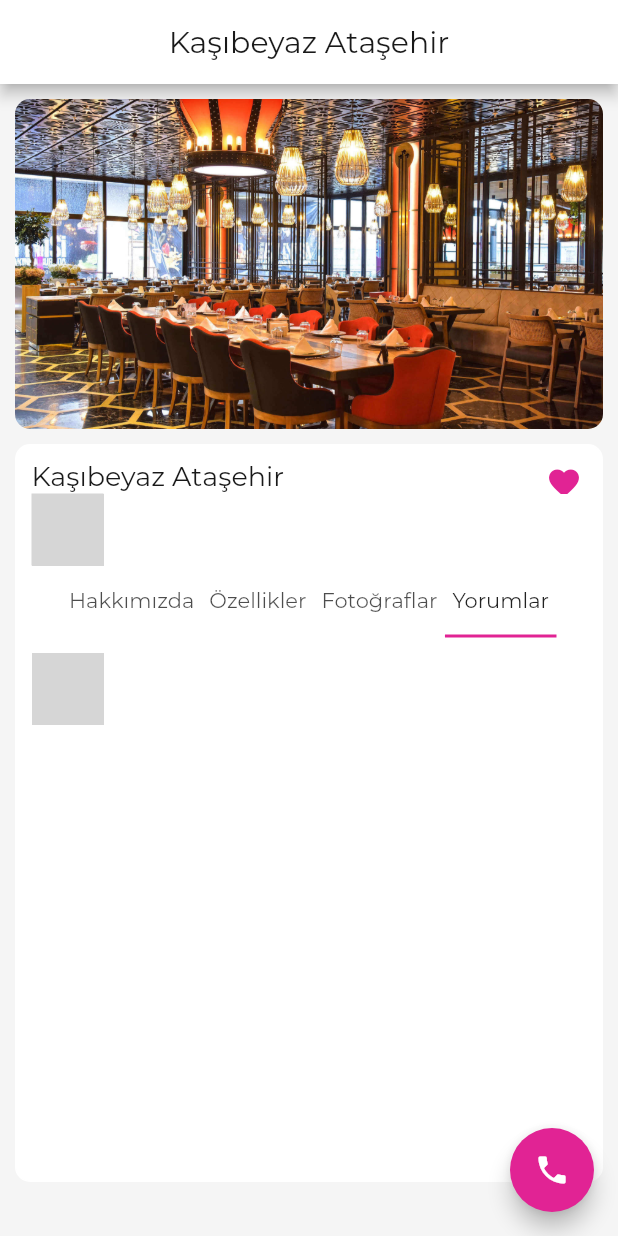
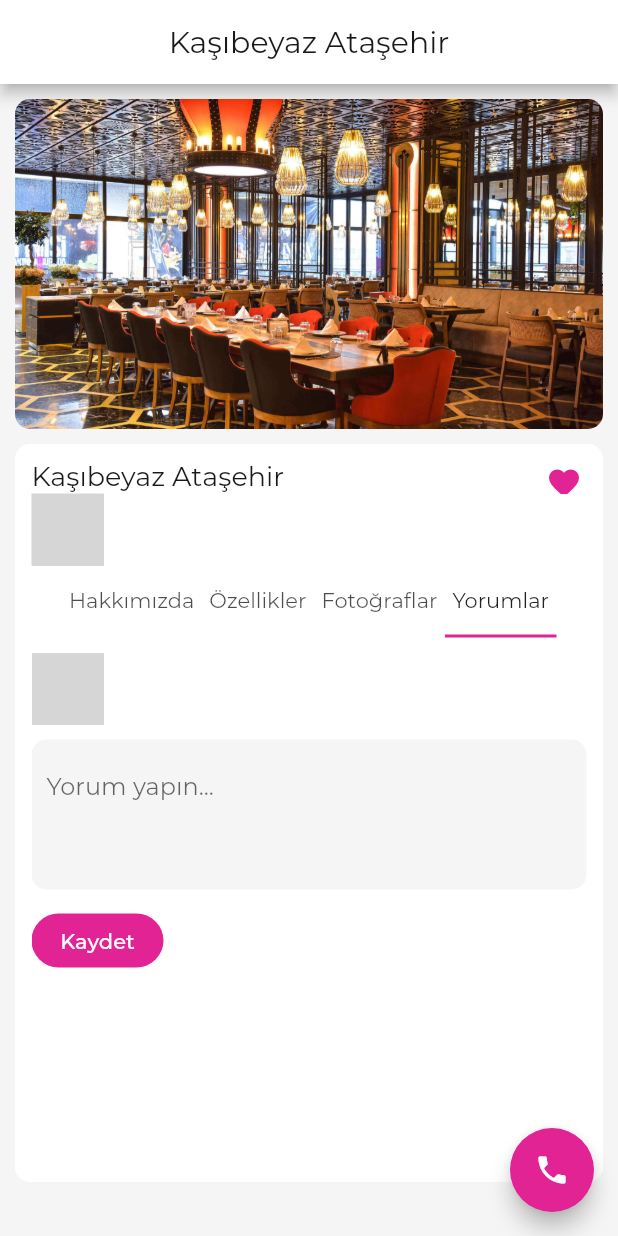
Before and after one commit to emrahyurtlu/cocukla, a Flutter app: the screen it shows after launch, tab 4 chosen, on a phone screen of 412 x 824 dp. Run offline on Flutter 3.47's test engine with Material 2 defaults, Android fonts, the phone set to English and light mode, and no system bars; our stand-ins replace flutter_rating_bar, flutter_swiper, geolocator, google_maps_flutter; project files that could hold a hidden picture were left out; grey boxes are pictures that could not be loaded.

Commit message:
Textarea and submit button is done.

```diff
--- a/lib/main.dart
+++ b/lib/main.dart
@@ -48,9 +48,8 @@ class _CocuklaAppState extends State<CocuklaApp> {
           PhotoModel(imageLink: "assets/images/temp/kasibeyaz_atasehir.jpg"),
           PhotoModel(imageLink: "assets/images/temp/gha_3325.jpg"),
           PhotoModel(imageLink: "assets/images/temp/gha_3336.jpg"),
-          PhotoModel(imageLink: "assets/images/temp/gha_3371.jpg"),
-          PhotoModel(imageLink: "assets/images/temp/gha_3512.jpg"),
-          PhotoModel(imageLink: "assets/images/temp/gha_3606.jpg"),
+          PhotoModel(imageLink: "assets/images/temp/gha_3499.jpg"),
+          PhotoModel(imageLink: "assets/images/temp/gha_3612.jpg"),
         ],
         properties: [
           PropertyModel(
--- a/lib/screens/product_detail.dart
+++ b/lib/screens/product_detail.dart
@@ -4,6 +4,7 @@ import 'package:cocukla/models/product_model.dart';
 import 'package:cocukla/ui/app_color.dart';
 import 'package:cocukla/utilities/dimension_utility.dart';
 import 'package:flutter/material.dart';
+import 'package:flutter/services.dart';
 import 'package:flutter_rating_bar/flutter_rating_bar.dart';
 import 'package:flutter_swiper/flutter_swiper.dart';
 
@@ -18,6 +19,13 @@ class ProductDetail extends StatefulWidget {
 
 class _ProductDetailState extends State<ProductDetail>
     with SingleTickerProviderStateMixin {
+  TextEditingController _textEditingController;
+
+  @override
+  void initState() {
+    _textEditingController = TextEditingController();
+  }
+
   @override
   Widget build(BuildContext context) {
     return SafeArea(
@@ -250,16 +258,16 @@ class _ProductDetailState extends State<ProductDetail>
                                       //Yorumlar
                                       Page(
                                         child: Column(
-                                          mainAxisAlignment: MainAxisAlignment
-                                              .start,
-                                          crossAxisAlignment: CrossAxisAlignment
-                                              .start,
+                                          mainAxisAlignment:
+                                          MainAxisAlignment.start,
+                                          crossAxisAlignment:
+                                          CrossAxisAlignment.start,
                                           children: <Widget>[
                                             Row(
-                                              mainAxisAlignment: MainAxisAlignment
-                                                  .start,
-                                              crossAxisAlignment: CrossAxisAlignment
-                                                  .start,
+                                              mainAxisAlignment:
+                                              MainAxisAlignment.start,
+                                              crossAxisAlignment:
+                                              CrossAxisAlignment.start,
                                               children: <Widget>[
                                                 FlutterRatingBar(
                                                   initialRating: 0,
@@ -267,24 +275,99 @@ class _ProductDetailState extends State<ProductDetail>
                                                   itemPadding: EdgeInsets.only(
                                                       left: 3, right: 3),
                                                   itemSize: 25,
-                                                  borderColor: AppColor
-                                                      .dark_gray,
+                                                  borderColor:
+                                                  AppColor.dark_gray,
                                                   fullRatingWidget: Icon(
-                                                    Icons.star, size: 25,
-                                                    color: AppColor.yellow,),
+                                                    Icons.star,
+                                                    size: 25,
+                                                    color: AppColor.yellow,
+                                                  ),
                                                   noRatingWidget: Icon(
-                                                    Icons.star_border, size: 25,
-                                                    color: AppColor.dark_gray,),
+                                                    Icons.star_border,
+                                                    size: 25,
+                                                    color: AppColor.dark_gray,
+                                                  ),
                                                   halfRatingWidget: Icon(
-                                                    Icons.star, size: 25,
-                                                    color: AppColor.yellow,),
+                                                    Icons.star,
+                                                    size: 25,
+                                                    color: AppColor.yellow,
+                                                  ),
                                                   fillColor: AppColor.yellow,
-                                                  onRatingUpdate: (
-                                                      double rating) => print(
+                                                  onRatingUpdate:
+                                                      (double rating) =>
+                                                      print(
                                                           "Rated as " +
-                                                          rating.ceil()
+                                                              rating
+                                                                  .ceil()
                                                                   .toString()),
                                                 )
+                                              ],
+                                            ),
+                                            Row(
+                                              mainAxisAlignment:
+                                              MainAxisAlignment.start,
+                                              crossAxisAlignment:
+                                              CrossAxisAlignment.start,
+                                              children: <Widget>[
+                                                Expanded(
+                                                  child: Container(
+                                                    height: 100,
+                                                    padding: EdgeInsets.all(10),
+                                                    margin: EdgeInsets.only(
+                                                        top: 10, bottom: 10),
+                                                    decoration: BoxDecoration(
+                                                        color:
+                                                        AppColor.light_gray,
+                                                        borderRadius:
+                                                        BorderRadius
+                                                            .circular(10)),
+                                                    child: TextField(
+                                                      controller:
+                                                      _textEditingController,
+                                                      maxLines: 3,
+                                                      decoration: InputDecoration(
+                                                          hintText:
+                                                          "Yorum yapın...",
+                                                          border:
+                                                          InputBorder.none),
+                                                    ),
+                                                  ),
+                                                ),
+                                              ],
+                                            ),
+                                            Row(
+                                              mainAxisAlignment:
+                                              MainAxisAlignment.start,
+                                              crossAxisAlignment:
+                                              CrossAxisAlignment.start,
+                                              children: <Widget>[
+                                                FlatButton(
+                                                  color: AppColor.pink,
+                                                  textColor: AppColor.white,
+                                                  onPressed: () =>
+                                                  {
+                                                    Scaffold.of(context)
+                                                        .showSnackBar(
+                                                        SnackBar(
+                                                          content: Text(
+                                                              "Uygulamaya giriş yaptınız!"),
+                                                        ))
+                                                  },
+                                                  shape:
+                                                  new RoundedRectangleBorder(
+                                                      borderRadius:
+                                                      new BorderRadius
+                                                          .circular(
+                                                          50.0)),
+                                                  child: Text(
+                                                    "Kaydet",
+                                                    textAlign: TextAlign.center,
+                                                    style: TextStyle(
+                                                        fontFamily:
+                                                        "Montserrat",
+                                                        fontSize: 14),
+                                                  ),
+                                                ),
                                               ],
                                             )
                                           ],
```
Lines whose indentation alone changed are shown as unchanged.
